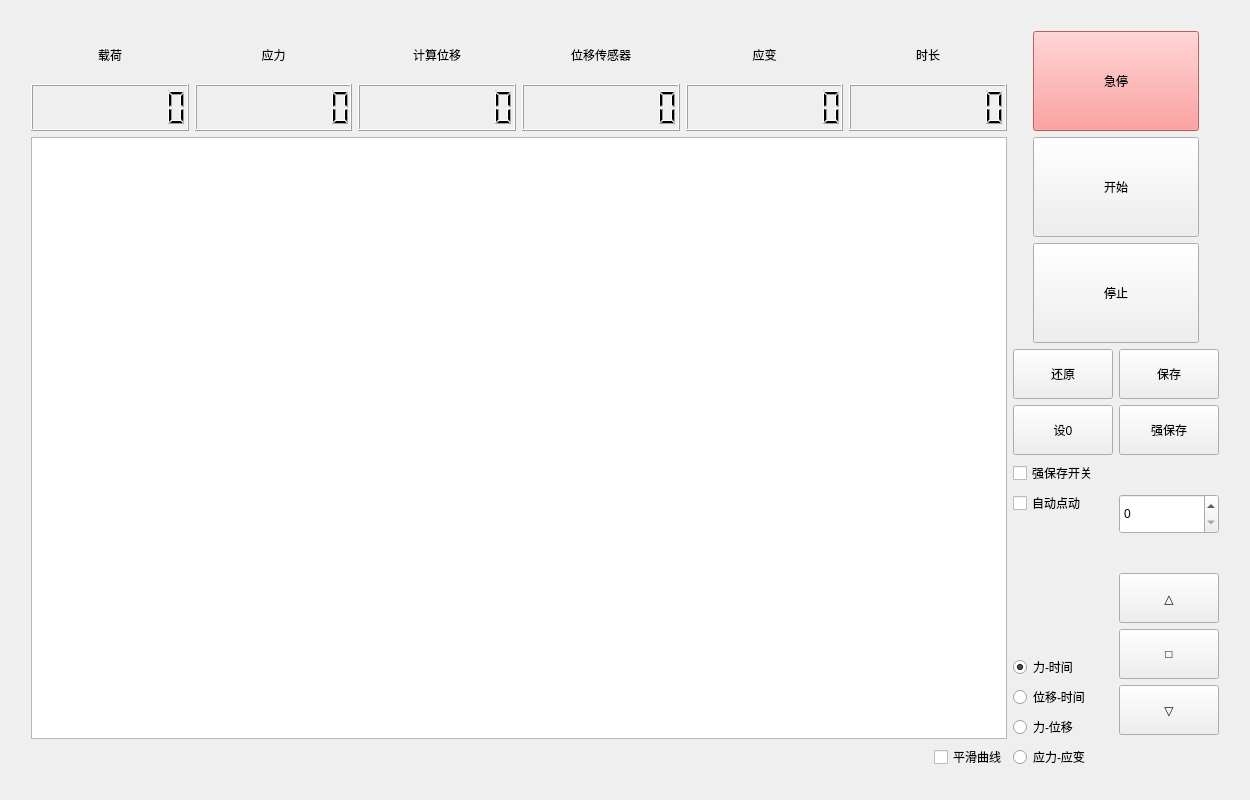
Before: the Qt Designer form testwidget.ui in Mr-tang0/TCP-basedmaterial-tensile-testing-machine-control-system, drawn with Qt 5.
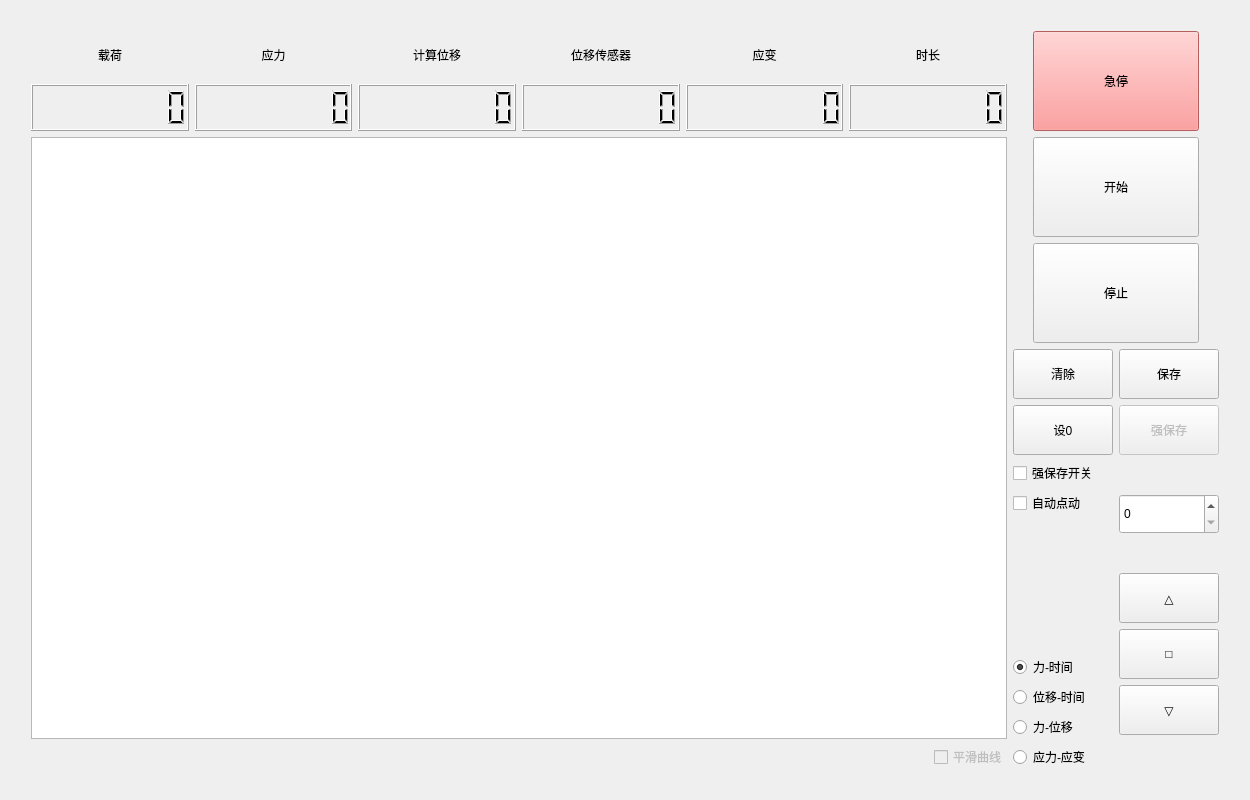
After: the same form once the commit is applied. Custom widgets are drawn as their Qt base class.

```diff
--- a/testwidget.ui
+++ b/testwidget.ui
@@ -238,6 +238,9 @@
          </item>
          <item>
           <widget class="QCheckBox" name="smoothCurve">
+           <property name="enabled">
+            <bool>false</bool>
+           </property>
            <property name="text">
             <string>平滑曲线</string>
            </property>
@@ -348,7 +351,7 @@
               <string notr="true">font: 10pt &quot;黑体&quot;;</string>
              </property>
              <property name="text">
-              <string>还原</string>
+              <string>清除</string>
              </property>
             </widget>
            </item>
@@ -386,6 +389,9 @@
            </item>
            <item row="1" column="1">
             <widget class="QPushButton" name="mutiSave">
+             <property name="enabled">
+              <bool>false</bool>
+             </property>
              <property name="minimumSize">
               <size>
                <width>100</width>
```
